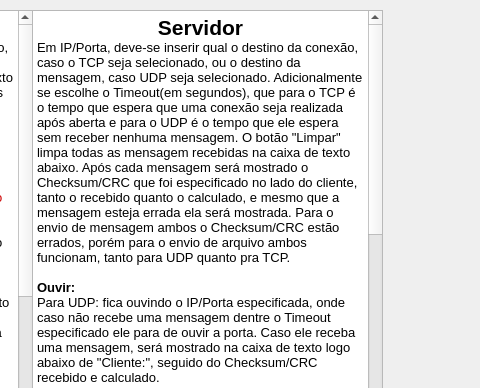
Above: help.ui from vitorrussi/trabalhoRedesTCPUDP before the change; both pictures show x 328 to 808 and y 0 to 388 of the 808 by 510 pixel window. Below: the same form after it.
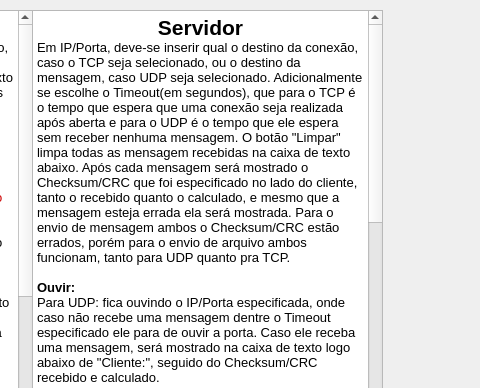
That is the form after the change.

```diff
--- a/help.ui
+++ b/help.ui
@@ -71,6 +71,8 @@
 &lt;p style=&quot;-qt-paragraph-type:empty; margin-top:0px; margin-bottom:0px; margin-left:0px; margin-right:0px; -qt-block-indent:0; text-indent:0px; font-size:10pt;&quot;&gt;&lt;br /&gt;&lt;/p&gt;
 &lt;p style=&quot; margin-top:0px; margin-bottom:0px; margin-left:0px; margin-right:0px; -qt-block-indent:0; text-indent:0px;&quot;&gt;&lt;span style=&quot; font-size:10pt; font-weight:600;&quot;&gt;Arquivo a enviar:&lt;/span&gt;&lt;/p&gt;
 &lt;p style=&quot;-qt-paragraph-type:empty; margin-top:0px; margin-bottom:0px; margin-left:0px; margin-right:0px; -qt-block-indent:0; text-indent:0px; font-size:10pt; font-weight:600;&quot;&gt;&lt;br /&gt;&lt;/p&gt;
+&lt;p style=&quot; margin-top:0px; margin-bottom:0px; margin-left:0px; margin-right:0px; -qt-block-indent:0; text-indent:0px;&quot;&gt;&lt;span style=&quot; font-size:10pt;&quot;&gt;O arquivo recebido será salvo no diretório atual. Mesmo se o Checksum/CRC falhe, ele irá receber o arquivo.&lt;/span&gt;&lt;/p&gt;
+&lt;p style=&quot;-qt-paragraph-type:empty; margin-top:0px; margin-bottom:0px; margin-left:0px; margin-right:0px; -qt-block-indent:0; text-indent:0px; font-size:10pt; font-weight:600;&quot;&gt;&lt;br /&gt;&lt;/p&gt;
 &lt;p style=&quot; margin-top:0px; margin-bottom:0px; margin-left:0px; margin-right:0px; -qt-block-indent:0; text-indent:0px;&quot;&gt;&lt;span style=&quot; font-size:10pt;&quot;&gt;Para UDP: fica ouvindo o IP/Porta especificada, onde caso não recebe um arquivo dentre o Timeout especificado ele para de ouvir a porta. Caso ele receba um arquivo, será mostrado na caixa de texto logo abaixo de &amp;quot;Cliente:&amp;quot; que o arquivo foi recebido e o Checksum/CRC recebido e calculado. O nome do arquivo é o que está especificado na caixa de texto &amp;quot;Nome do arquivo:&amp;quot;.&lt;/span&gt;&lt;span style=&quot; font-size:10pt; font-weight:600;&quot;&gt; A extensão do arquivo deve ser conhecida pelo servidor, para poder abrir corretamente, o cliente não envia a extensão.&lt;/span&gt;&lt;/p&gt;
 &lt;p style=&quot;-qt-paragraph-type:empty; margin-top:0px; margin-bottom:0px; margin-left:0px; margin-right:0px; -qt-block-indent:0; text-indent:0px; font-size:10pt; font-weight:600;&quot;&gt;&lt;br /&gt;&lt;/p&gt;
 &lt;p style=&quot; margin-top:0px; margin-bottom:0px; margin-left:0px; margin-right:0px; -qt-block-indent:0; text-indent:0px;&quot;&gt;&lt;span style=&quot; font-size:10pt;&quot;&gt;Para TCP: o recebimento de arquivo ocorre igual ao UDP, porém ele fica esperando durante o tempo especificado para uma conexão: caso nenhuma seja realizada, ele para de ouvir a porta, caso uma conexão seja estabelecida ele mantém a conexão até o cliente fechar.&lt;/span&gt;&lt;/p&gt;&lt;/body&gt;&lt;/html&gt;</string>
```
